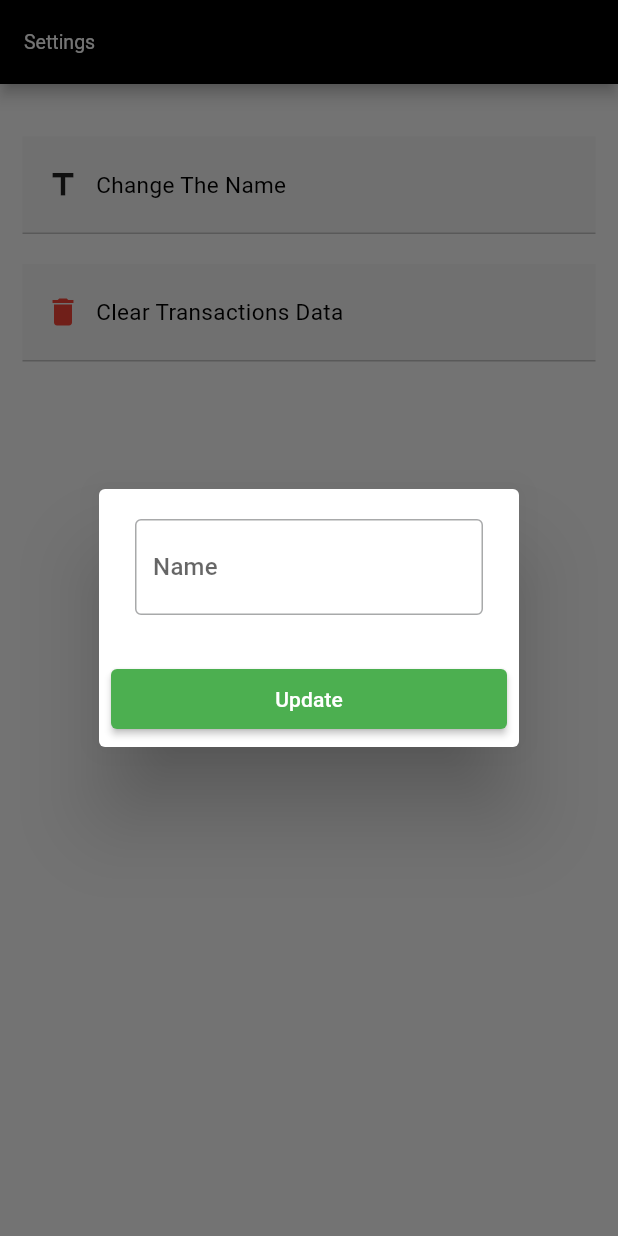
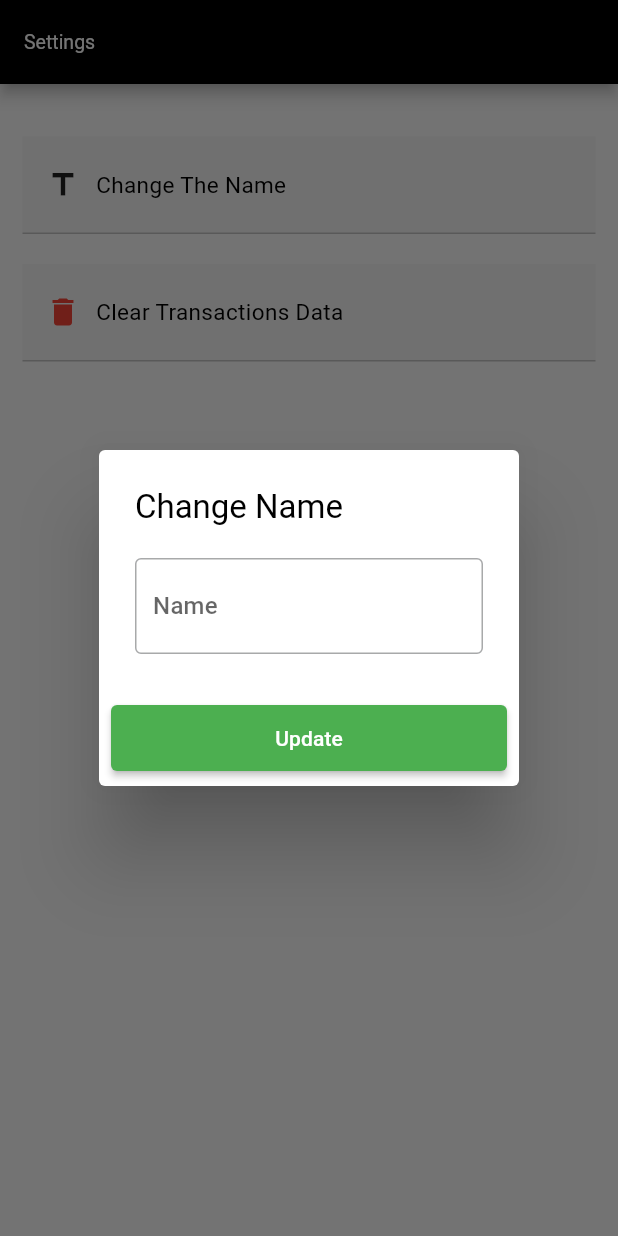
Before and after one commit to ahmedammarsd/expenses_simple_app, a Flutter app: the Settings screen opened directly, after a tap on "Change The Name", on a phone screen of 412 x 824 dp. Run offline on Flutter 3.47's test engine with Material 3 defaults, Android fonts, the phone set to English and light mode, and no system bars; our stand-ins replace flutter_svg, hive, hive_flutter; accounts and stored records are empty.

Commit message:
finish update name

```diff
--- a/lib/page_view.dart
+++ b/lib/page_view.dart
@@ -1,4 +1,4 @@
-import 'package:expenses_test_app/screens/Settings.dart';
+import 'package:expenses_test_app/screens/settings.dart';
 import 'package:expenses_test_app/screens/home.dart';
 
 import 'package:flutter/material.dart';
--- a/lib/screens/Settings.dart
+++ b/lib/screens/Settings.dart
@@ -2,6 +2,7 @@ import 'package:expenses_test_app/colors/colors.dart';
 import 'package:expenses_test_app/widgets/items_settings.dart';
 import 'package:flutter/material.dart';
 import 'package:flutter/widgets.dart';
+import 'package:hive/hive.dart';
 
 class Settings extends StatefulWidget {
   const Settings({super.key});
@@ -10,9 +11,20 @@ class Settings extends StatefulWidget {
   State<Settings> createState() => _SettingsState();
 }
 
-TextEditingController nameUser = TextEditingController();
+class _SettingsState extends State<Settings> {
+  final _formKey = GlobalKey<FormState>();
+  AutovalidateMode autovalidateMode =
+      AutovalidateMode.always; // to Work Validation like OnChange
+  TextEditingController nameUserController = TextEditingController();
 
-class _SettingsState extends State<Settings> {
+// ====== Get Box Name =============
+  final nameBox = Hive.box("name_user");
+// ====== Get Box Name =============
+
+  updateName(String newName) async {
+    await nameBox.put("name", newName);
+  }
+
   @override
   Widget build(BuildContext context) {
     return Scaffold(
@@ -57,14 +69,28 @@ class _SettingsState extends State<Settings> {
 
   Widget updateNameUser() {
     return AlertDialog(
-      content: TextField(
+      title: Text(
+        "Change Name",
+        style: TextStyle(color: kBlack),
+      ),
+      content: Form(
+        key: _formKey,
+        child: TextFormField(
           style: TextStyle(color: kBlackThree.withOpacity(0.8)),
-        controller: nameUser,
+          controller: nameUserController,
+          validator: (value) {
+            if (value!.isEmpty) {
+              return "Name is Required";
+            } else {
+              return null;
+            }
+          },
           decoration: InputDecoration(
             labelText: "Name",
             border: const OutlineInputBorder(),
             focusedBorder:
                 OutlineInputBorder(borderSide: BorderSide(color: kBlack)),
+          ),
         ),
       ),
       actions: [
@@ -74,9 +100,11 @@ class _SettingsState extends State<Settings> {
               child: ElevatedButton(
                   style: ElevatedButton.styleFrom(
                       padding: const EdgeInsets.symmetric(
-                          vertical: 10, horizontal: 15),
+                        vertical: 12,
+                      ),
                       backgroundColor: Colors.green.shade500),
                   onPressed: () {
+                    updateName(nameUserController.text);
                     Navigator.of(context).pop();
                   },
                   child: const Text(
--- a/pubspec.yaml
+++ b/pubspec.yaml
@@ -39,7 +39,6 @@ dependencies:
   hive: ^2.2.3
   hive_flutter: ^1.1.0
   path_provider: ^2.1.3
-  provider: ^6.1.2
 
 dev_dependencies:
   flutter_test:
```
Also changed, not shown: pubspec.lock. Lines whose indentation alone changed are shown as unchanged.
